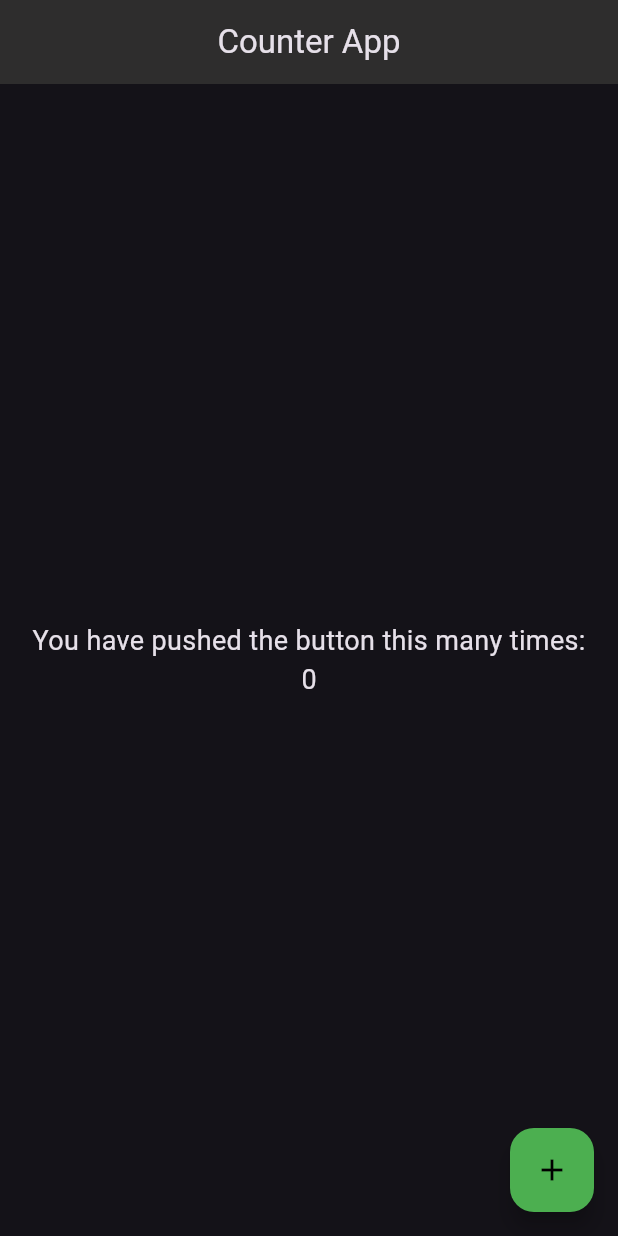
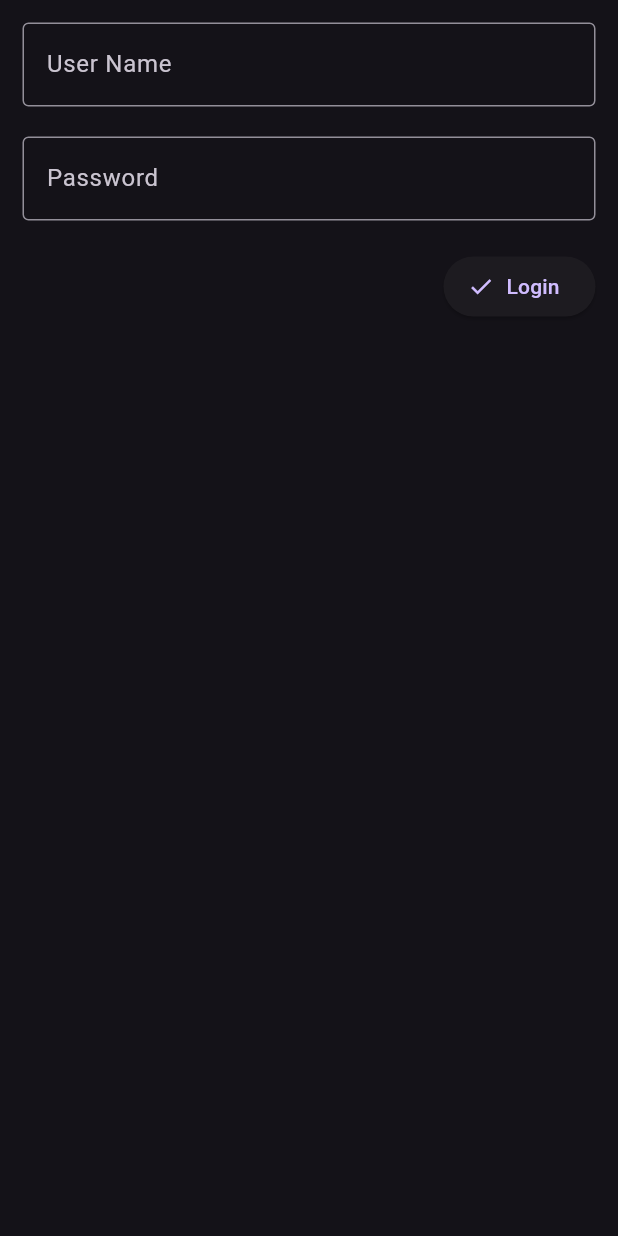
Before and after one commit to adarshkrishnakr/sharedPreferences_example, a Flutter app: the screen it shows after launch, on a phone screen of 412 x 824 dp. Run offline on Flutter 3.47's test engine with Material 3 defaults, Android fonts, the phone set to English and light mode, and no system bars; our stand-ins replace shared_preferences.

Commit message:
login form

```diff
--- a/lib/main.dart
+++ b/lib/main.dart
@@ -1,20 +1,16 @@
 import 'package:flutter/material.dart';
-import 'package:shared_preferences/shared_preferences.dart';
-import 'package:shared_preferences_example/screens/homePage.dart';
+import 'package:shared_preferences_example/screens/splash.dart';
 
 
-late SharedPreferences sharedPreferences;
+const SAVE_KEY_NAME = "UserLoggedIn";
+
 
  main() async{
-  WidgetsFlutterBinding.ensureInitialized();
-  SharedPreferences sharedPreferences = await SharedPreferences.getInstance();
-  final count = sharedPreferences.getInt("counter") ?? 0;
-  runApp(MyApp(count:count));
+ runApp(MyApp());
 }
 
 class MyApp extends StatelessWidget {
-  final int count;
-  const MyApp({super.key,required this.count});
+  const MyApp({super.key});
 
   @override
   Widget build(BuildContext context) {
@@ -22,7 +18,7 @@ class MyApp extends StatelessWidget {
     return MaterialApp(
       debugShowCheckedModeBanner: false,
       theme: ThemeData.dark(),
-      home: HomePage(count: count,),
+      home: ScreenSplash()
     );
   }
 }
--- a/lib/screens/homePage.dart
+++ b/lib/screens/homePage.dart
@@ -1,52 +1,27 @@
 import 'package:flutter/material.dart';
 import 'package:shared_preferences/shared_preferences.dart';
-import 'package:shared_preferences_example/main.dart';
+import 'package:shared_preferences_example/screens/login.dart';
 
-class HomePage extends StatefulWidget {
-  final int count;
-  const HomePage({super.key,required this.count});
+class ScreenHome extends StatelessWidget {
+  const ScreenHome({super.key});
 
-  @override
-  State<HomePage> createState() => _HomePageState();
-}
-
-class _HomePageState extends State<HomePage> {
-   int _count = 0;
-   @override
-  void initState() {
-    _count = widget.count;
-    super.initState();
-  }
-  void incrementCount() async{
-     SharedPreferences sharedPreferences = await SharedPreferences.getInstance();
-    setState(() {
-      _count++;
-    });
-    sharedPreferences.setInt("counter", _count);
-  }
   @override
   Widget build(BuildContext context) {
     return Scaffold(
-      appBar: AppBar(
-        title: Text("Counter App"),
-        centerTitle: true,
-        backgroundColor: const Color.fromARGB(255, 46, 45, 45),
+      appBar: AppBar(title: Text("Home"),
+      actions: [
+        IconButton(onPressed: (){
+          signout(context);
+        }, icon: Icon(Icons.logout)),
+      ],
+      backgroundColor: Colors.green,
       ),
-      floatingActionButton: FloatingActionButton(
-        backgroundColor: Colors.green,
-        foregroundColor: Colors.black,
-        onPressed: (){
-          incrementCount();
-        },child: Icon(Icons.add),),
-      body: Center(
-        child: Column(
-          mainAxisAlignment: MainAxisAlignment.center,
-          children: [
-            Text("You have pushed the button this many times:",style: TextStyle(fontSize: 18),),
-            Text(_count.toString(),style: TextStyle(fontSize: 18),),
-          ],
-        ),
-      ),
+      body: SafeArea(child: Center(child: Text("Home"))),
     );
   }
+  signout(BuildContext context) async{
+    final _sharedPrefs = await SharedPreferences.getInstance();
+     await _sharedPrefs.clear();
+    Navigator.of(context).pushAndRemoveUntil(MaterialPageRoute(builder: (context)=>ScreenLogin()), (route) => false);
+  }
 }
--- /dev/null
+++ b/lib/screens/login.dart
@@ -0,0 +1,118 @@
+import 'package:flutter/material.dart';
+import 'package:flutter/widgets.dart';
+import 'package:shared_preferences/shared_preferences.dart';
+import 'package:shared_preferences_example/main.dart';
+import 'package:shared_preferences_example/screens/homePage.dart';
+
+class ScreenLogin extends StatefulWidget {
+  ScreenLogin({super.key});
+
+  @override
+  State<ScreenLogin> createState() => _ScreenLoginState();
+}
+
+class _ScreenLoginState extends State<ScreenLogin> {
+  final _usernameController = TextEditingController();
+
+  final _passwordController = TextEditingController();
+
+  bool _isDataMatched = true;
+
+  final _formKey = GlobalKey<FormState>();
+
+  @override
+  Widget build(BuildContext context) {
+    return Scaffold(
+        body: Padding(
+      padding: const EdgeInsets.all(15.0),
+      child: Form(
+        key: _formKey,
+        child: Column(
+          crossAxisAlignment: CrossAxisAlignment.end,
+          children: [
+            TextFormField(
+              controller: _usernameController,
+              decoration: InputDecoration(
+                  border: OutlineInputBorder(), hintText: "User Name"),
+              validator: (value) {
+                // if(_isDataMatched){
+                //   return null;
+                // }else{
+                //   return "Error";
+                // }
+                if (value == null || value.isEmpty) {
+                  return 'value is empty';
+                } else {
+                  return null;
+                }
+              },
+            ),
+            SizedBox(
+              height: 20,
+            ),
+            TextFormField(
+              controller: _passwordController,
+              decoration: InputDecoration(
+                  border: OutlineInputBorder(), hintText: "Password"),
+              validator: (value) {
+                // if(_isDataMatched){
+                //   return null;
+                // }else{
+                //   return "Error";
+                // }
+                if (value == null || value.isEmpty) {
+                  return 'value is empty';
+                } else {
+                  return null;
+                }
+              },
+              obscureText: true,
+            ),
+            SizedBox(
+              height: 20,
+            ),
+            Row(
+              mainAxisAlignment: MainAxisAlignment.spaceBetween,
+              children: [
+                Visibility(
+                    visible: !_isDataMatched,
+                    child: Text(
+                      'Username password doesnot match',
+                      style: TextStyle(color: Colors.red),
+                    )),
+                ElevatedButton.icon(
+                    onPressed: () {
+                      if (_formKey.currentState!.validate()) {
+                        checkLogin(context);
+                      } else {
+                        print("Data empty");
+                      }
+
+                      //checkLogin(context);
+                    },
+                    icon: Icon(Icons.check),
+                    label: Text("Login")),
+              ],
+            )
+          ],
+        ),
+      ),
+    ));
+  }
+
+  void checkLogin(BuildContext context) async {
+    final _username = _usernameController.text;
+    final _password = _passwordController.text;
+    _usernameController.clear();
+    _passwordController.clear();
+    if (_username == _password) {
+      print("username password match");
+      final _sharedPrefs = await SharedPreferences.getInstance();
+      await _sharedPrefs.setBool(SAVE_KEY_NAME, true);
+      Navigator.of(context).pushReplacement(
+          MaterialPageRoute(builder: (context) => ScreenHome()));
+    } else {
+      print("username password doesnot match");
+    }
+  }
+}
--- a/pubspec.yaml
+++ b/pubspec.yaml
@@ -60,8 +60,8 @@ flutter:
   uses-material-design: true
 
   # To add assets to your application, add an assets section, like this:
-  # assets:
-  #   - images/a_dot_burr.jpeg
+  assets:
+    - images/
   #   - images/a_dot_ham.jpeg
 
   # An image asset can refer to one or more resolution-specific "variants", see
```
Also changed, not shown: lib/screens/splash.dart (added, +65 -0 lines).
